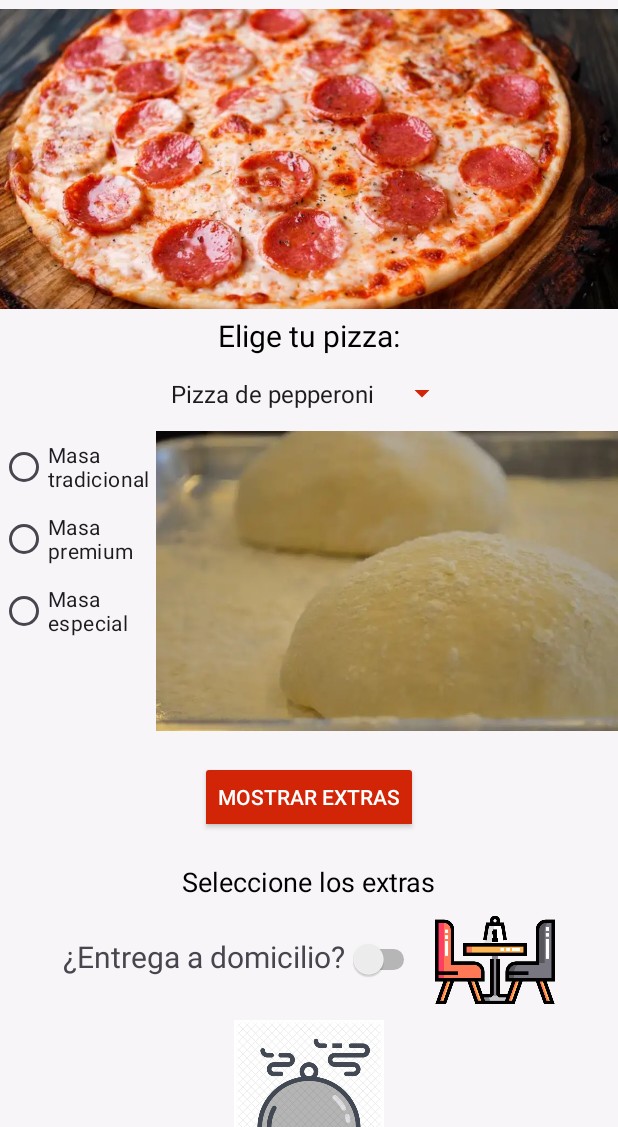
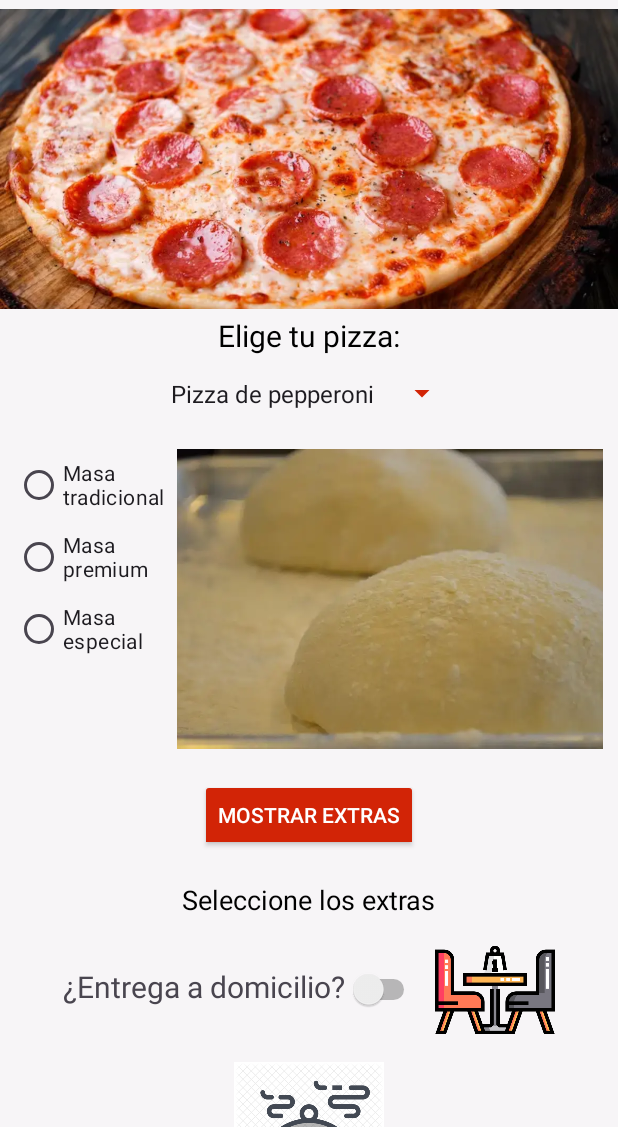
Before and after one commit to Ventthos/Tarea_2_DesarrolloMovil, an Android app: the screen it shows after launch (MainActivity), on a phone screen of 412 x 824 dp, the part 109-1236 px from its top. Run offline under Robolectric (Android 15) with nearby library versions, the phone set to English and light mode, and no system bars.

Commit message:
Cambios esteticos y de legibilidad

```diff
--- a/app/src/main/java/com/ventthos/tarea_2/MainActivity.kt
+++ b/app/src/main/java/com/ventthos/tarea_2/MainActivity.kt
@@ -60,8 +60,6 @@ class MainActivity : AppCompatActivity() {
         pizzaSpinner.adapter = spinnerAdapter
         val imageButton = findViewById<ImageButton>(R.id.image_button)
 
-
-
         pizzasDisplay = findViewById(R.id.pizzasDisplay)
         shippingRequired = findViewById(R.id.switchShipping)
 
@@ -75,10 +73,6 @@ class MainActivity : AppCompatActivity() {
             } else {
                 extrasContainer.visibility = View.GONE
             }
-        }
-
-        imageButton.setOnClickListener {
-            showLoadingDialog()
         }
 
         checkExtraCheese.setOnCheckedChangeListener { _, _ -> actualizarSeleccion() }
@@ -107,8 +101,12 @@ class MainActivity : AppCompatActivity() {
             val radioButton = findViewById<RadioButton>(checkedId)
             val selectedOption = radioButton.text.toString()
             if (selectedOption == getString(R.string.masatradicional)) masaDisplay.setImageResource(R.drawable.masatradicional)
-            if (selectedOption == getString(R.string.masapremium)) masaDisplay.setImageResource(R.drawable.masapremium)
-            if (selectedOption == getString(R.string.masaespecial)) masaDisplay.setImageResource(R.drawable.masaespecial)
+            else if (selectedOption == getString(R.string.masapremium)) masaDisplay.setImageResource(R.drawable.masapremium)
+            else if (selectedOption == getString(R.string.masaespecial)) masaDisplay.setImageResource(R.drawable.masaespecial)
+        }
+
+        imageButton.setOnClickListener {
+            showLoadingDialog()
         }
     }
 
--- a/app/src/main/res/layout/activity_main.xml
+++ b/app/src/main/res/layout/activity_main.xml
@@ -67,31 +67,35 @@
 
         <LinearLayout
             android:layout_width="wrap_content"
-            android:layout_height="wrap_content">
+            android:layout_height="wrap_content"
+            android:layout_marginTop="12dp"
+            android:paddingStart="10dp"
+            android:paddingEnd="10dp">
 
             <RadioGroup
                 android:id="@+id/radioGroup"
                 android:layout_width="wrap_content"
                 android:layout_height="wrap_content"
-                android:layout_weight="1">
+                android:layout_weight="1"
+                android:layout_marginEnd="5dp">
 
                 <RadioButton
                     android:id="@+id/masaNormalButton"
                     android:layout_width="wrap_content"
                     android:layout_height="wrap_content"
-                    android:text="@string/masatradicional"></RadioButton>
+                    android:text="@string/masatradicional"/>
 
                 <RadioButton
                     android:id="@+id/masaPremiumButton"
                     android:layout_width="wrap_content"
                     android:layout_height="wrap_content"
-                    android:text="@string/masapremium"></RadioButton>
+                    android:text="@string/masapremium"/>
 
                 <RadioButton
                     android:id="@+id/masaEspecialButton"
                     android:layout_width="wrap_content"
                     android:layout_height="wrap_content"
-                    android:text="@string/masaespecial"></RadioButton>
+                    android:text="@string/masaespecial"/>
             </RadioGroup>
 
             <ImageView
@@ -100,7 +104,7 @@
                 android:layout_height="200dp"
                 android:layout_weight="3"
                 android:scaleType="centerCrop"
-                android:src="@drawable/masatradicional"></ImageView>
+                android:src="@drawable/masatradicional"/>
 
         </LinearLayout>
 
@@ -164,7 +168,8 @@
         <LinearLayout
             android:layout_width="match_parent"
             android:layout_height="wrap_content"
-            android:gravity="center">
+            android:gravity="center"
+            android:layout_marginTop="8dp">
 
 
             <LinearLayout
@@ -195,7 +200,8 @@
 
         <LinearLayout
             android:layout_width="wrap_content"
-            android:layout_height="wrap_content">
+            android:layout_height="wrap_content"
+            android:layout_marginTop="8dp">
 
             <ImageButton
                 android:id="@+id/image_button"
@@ -214,7 +220,7 @@
             android:layout_height="wrap_content"
             android:layout_gravity="center"
             android:text="@string/order_confirmation"
-            android:textSize="20dp" />
+            android:textSize="20sp" />
 
 
     </LinearLayout>
```
